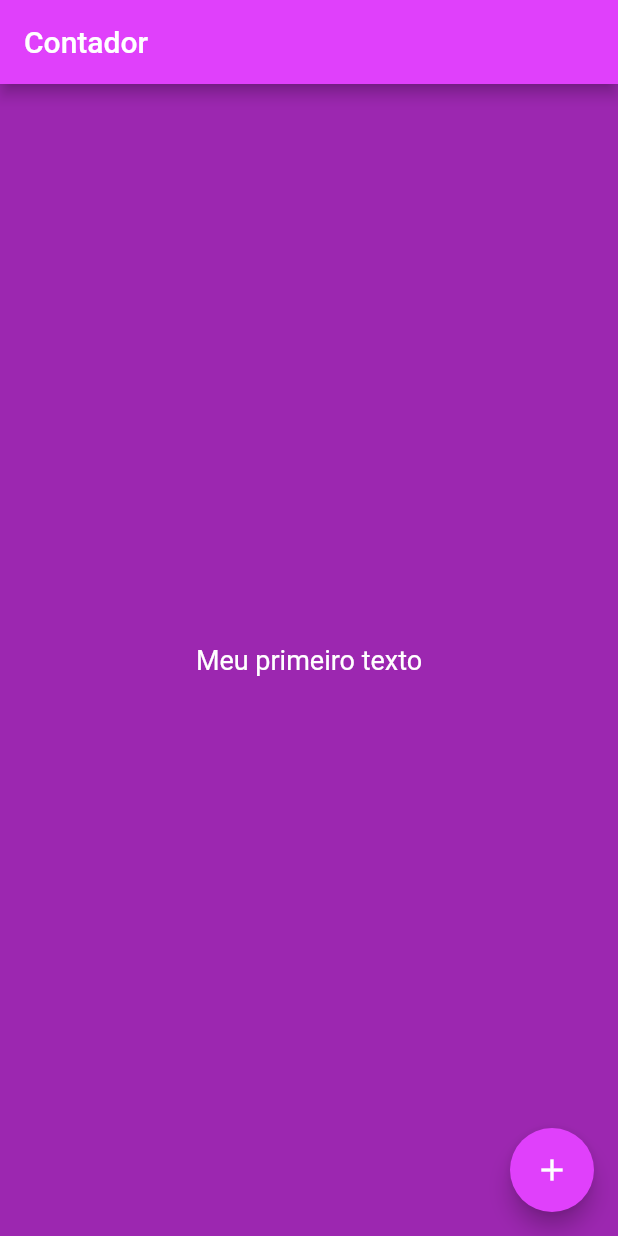
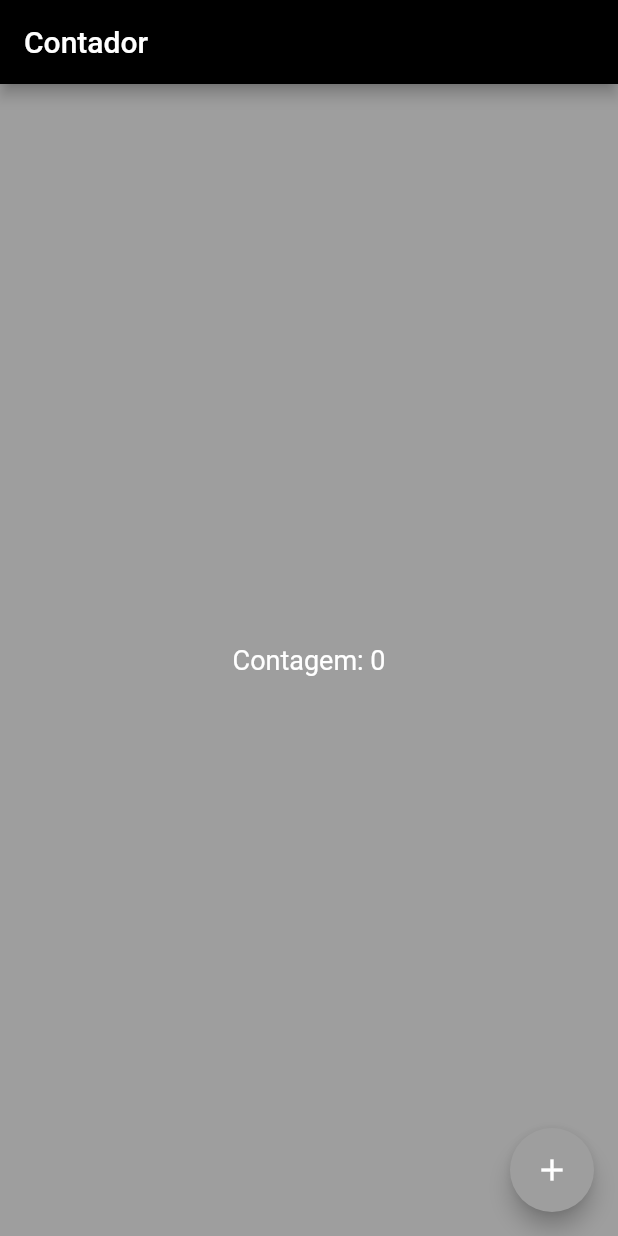
Before and after one commit to lccoronel/ignite, a Flutter app: the screen it shows after launch, on a phone screen of 412 x 824 dp. Run offline on Flutter 3.47's test engine with Material 2 defaults, Android fonts, the phone set to English and light mode, and no system bars.

Commit message:
feat: setup themes

```diff
--- a/flutter/meu_primeiro_app/lib/main.dart
+++ b/flutter/meu_primeiro_app/lib/main.dart
@@ -10,29 +10,50 @@ class App extends StatelessWidget {
     return MaterialApp(
       title: "Meu primeiro App",
       home: HomePage(),
+      themeMode: ThemeMode.dark,
+      theme: ThemeData(
+          primaryColor: Colors.purple,
+          scaffoldBackgroundColor: Colors.purpleAccent,
+          floatingActionButtonTheme: FloatingActionButtonThemeData(
+            backgroundColor: Colors.purpleAccent,
+          )),
+      darkTheme: ThemeData(
+          primaryColor: Colors.black,
+          scaffoldBackgroundColor: Colors.grey,
+          floatingActionButtonTheme: FloatingActionButtonThemeData(
+            backgroundColor: Colors.grey,
+          )),
     );
   }
 }
 
-class HomePage extends StatelessWidget {
+class HomePage extends StatefulWidget {
+  @override
+  State<StatefulWidget> createState() {
+    return HomePageState();
+  }
+}
+
+class HomePageState extends State<HomePage> {
+  var count = 0;
+
   @override
   Widget build(BuildContext context) {
     return Scaffold(
-      backgroundColor: Colors.purple,
       appBar: AppBar(
-        backgroundColor: Colors.purpleAccent,
         title: Text("Contador"),
       ),
       body: Center(
         child: Text(
-          "Meu primeiro texto",
+          "Contagem: $count",
           style: TextStyle(color: Colors.white, fontSize: 18),
         ),
       ),
       floatingActionButton: FloatingActionButton(
-        backgroundColor: Colors.purpleAccent,
         onPressed: () {
-          print("Clicou");
+          setState(() {
+            count++;
+          });
         },
         child: Icon(Icons.add),
       ),
```
